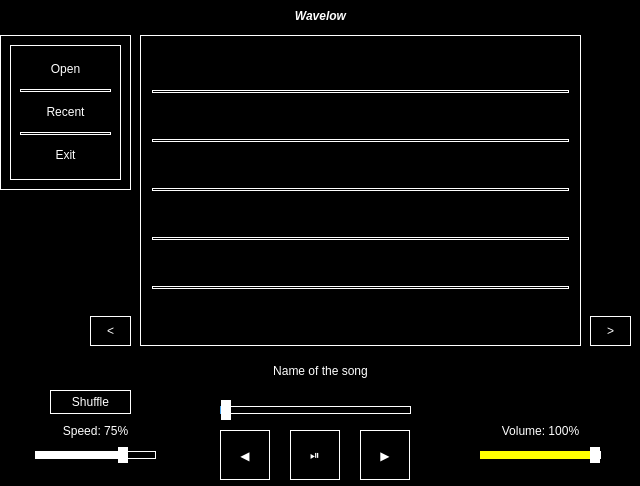
The window that src/stretchplay_new.ui (Collin-Varisco/Wavelow) describes before a commit, drawn with Qt 5.
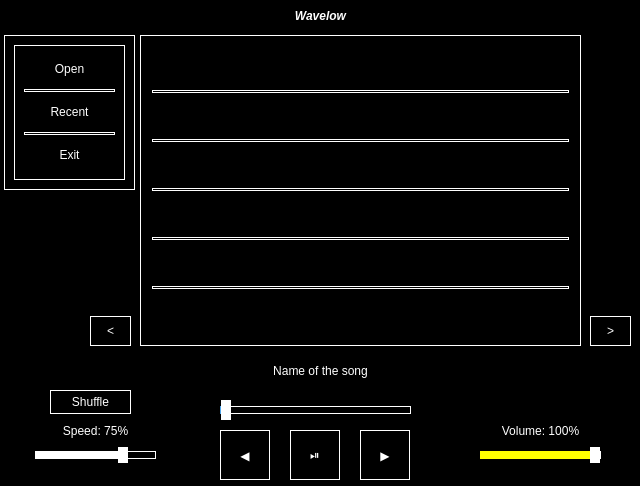
The same window after the commit.

```diff
--- a/src/stretchplay_new.ui
+++ b/src/stretchplay_new.ui
@@ -140,7 +140,7 @@
   <widget class="QFrame" name="Menu">
    <property name="geometry">
     <rect>
-     <x>0</x>
+     <x>4</x>
      <y>35</y>
      <width>131</width>
      <height>155</height>
@@ -154,7 +154,7 @@
    </property>
    <layout class="QVBoxLayout" name="verticalLayout">
     <item>
-     <widget class="QGroupBox" name="">
+     <widget class="QGroupBox" name="groupBox">
       <layout class="QVBoxLayout" name="verticalLayout_2">
        <item>
         <widget class="QPushButton" name="openFolderButton">
```
Left out of the diff: 68 changed lines with no effect on the pictures.
